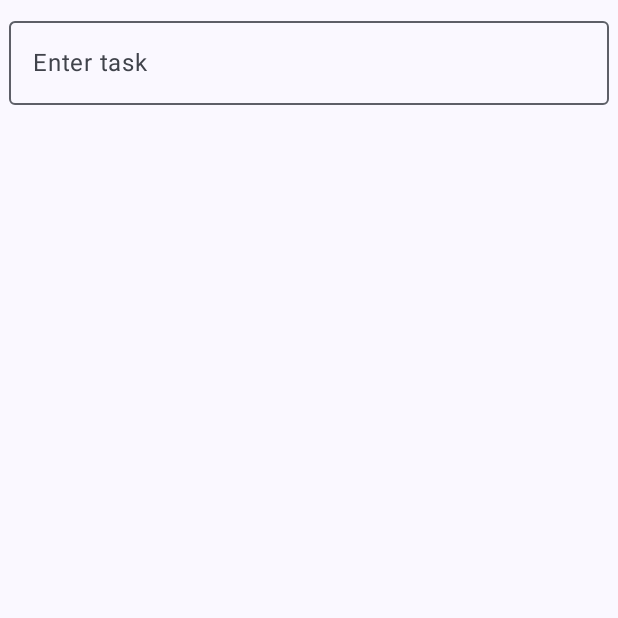
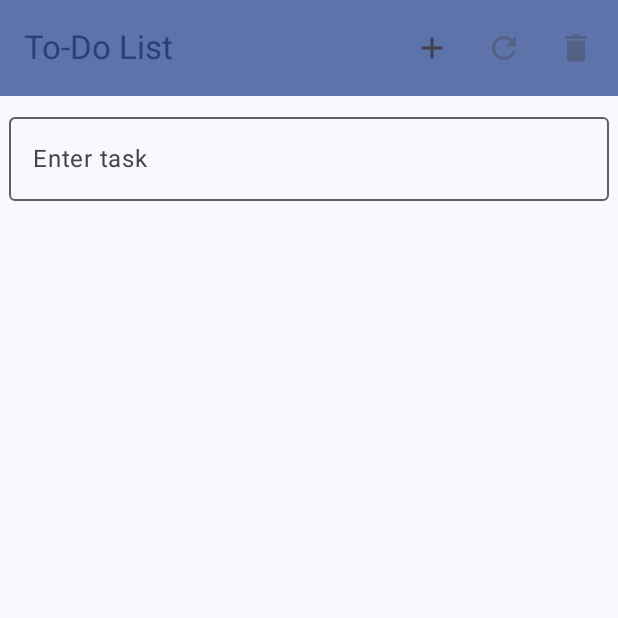
Before and after one commit to emlai1263/CSC436, an Android app built with Jetpack Compose: the screen it shows after launch (MainActivity), on a phone screen of 412 x 824 dp, the top half of it. Run offline under Robolectric (Android 15) with nearby library versions, the phone set to English and light mode, and no system bars.

Commit message:
app top bar

```diff
--- a/ToDoList_Starter/app/src/main/java/com/zybooks/todolist/ui/ToDoScreen.kt
+++ b/ToDoList_Starter/app/src/main/java/com/zybooks/todolist/ui/ToDoScreen.kt
@@ -11,16 +11,25 @@ import androidx.compose.foundation.lazy.LazyColumn
 import androidx.compose.foundation.lazy.items
 import androidx.compose.foundation.text.KeyboardActions
 import androidx.compose.foundation.text.KeyboardOptions
+import androidx.compose.material.icons.Icons
+import androidx.compose.material.icons.filled.Add
+import androidx.compose.material.icons.filled.Delete
+import androidx.compose.material.icons.filled.Refresh
 import androidx.compose.material3.Card
 import androidx.compose.material3.CardDefaults
 import androidx.compose.material3.Checkbox
 import androidx.compose.material3.DismissState
 import androidx.compose.material3.DismissValue
 import androidx.compose.material3.ExperimentalMaterial3Api
+import androidx.compose.material3.Icon
+import androidx.compose.material3.IconButton
 import androidx.compose.material3.MaterialTheme
 import androidx.compose.material3.OutlinedTextField
+import androidx.compose.material3.Scaffold
 import androidx.compose.material3.SwipeToDismiss
 import androidx.compose.material3.Text
+import androidx.compose.material3.TopAppBar
+import androidx.compose.material3.TopAppBarDefaults
 import androidx.compose.material3.rememberDismissState
 import androidx.compose.runtime.Composable
 import androidx.compose.runtime.getValue
@@ -45,9 +54,21 @@ fun ToDoScreen(
    modifier: Modifier = Modifier,
    todoViewModel: ToDoViewModel = viewModel()
 ) {
+   Scaffold(
+      topBar = {
+         ToDoAppTopBar(
+            completedTasksExist = todoViewModel.completedTasksExist,
+            onDeleteCompletedTasks = todoViewModel::deleteCompletedTasks,
+            onCreateTasks = todoViewModel::createTestTasks,
+            archivedTasksExist = todoViewModel.archivedTasksExist,
+            onRestoreArchive = todoViewModel::restoreArchivedTasks
+         )
+      }
+   ) { innerPadding ->
       Column(
          modifier = modifier
             .fillMaxSize()
+            .padding(innerPadding),
       ) {
          AddTaskInput(todoViewModel::addTask)
          TaskList(
@@ -56,6 +77,7 @@ fun ToDoScreen(
             onArchiveTask = todoViewModel::archiveTask,
             onToggleTaskComplete = todoViewModel::toggleTaskCompleted
          )
+      }
    }
 }
 
@@ -183,3 +205,49 @@ fun ToDoScreenPreview() {
       ToDoScreen(todoViewModel = viewModel)
    }
 }
+
+@OptIn(ExperimentalMaterial3Api::class)
+@Composable
+fun ToDoAppTopBar(
+   completedTasksExist: Boolean,
+   onDeleteCompletedTasks: () -> Unit,
+   archivedTasksExist: Boolean,
+   onRestoreArchive: () -> Unit,
+   onCreateTasks: () -> Unit
+) {
+   TopAppBar(
+      colors = TopAppBarDefaults.topAppBarColors(
+         containerColor = MaterialTheme.colorScheme.primaryContainer,
+         titleContentColor = MaterialTheme.colorScheme.primary,
+      ),
+      title = {
+         Text(text = "To-Do List")
+      },
+      actions = {
+         IconButton(onClick = onCreateTasks) {
+            Icon(
+               imageVector = Icons.Default.Add,
+               contentDescription = "Create test tasks"
+            )
+         }
+         IconButton(
+            onClick = onRestoreArchive,
+            enabled = archivedTasksExist
+         ) {
+            Icon(
+               imageVector = Icons.Default.Refresh,
+               contentDescription = "Restore archived tasks"
+            )
+         }
+         IconButton(
+            onClick = onDeleteCompletedTasks,
+            enabled = completedTasksExist
+         ) {
+            Icon(
+               imageVector = Icons.Default.Delete,
+               contentDescription = "Delete completed tasks"
+            )
+         }
+      }
+   )
+}
```
Lines whose indentation alone changed are shown as unchanged.
